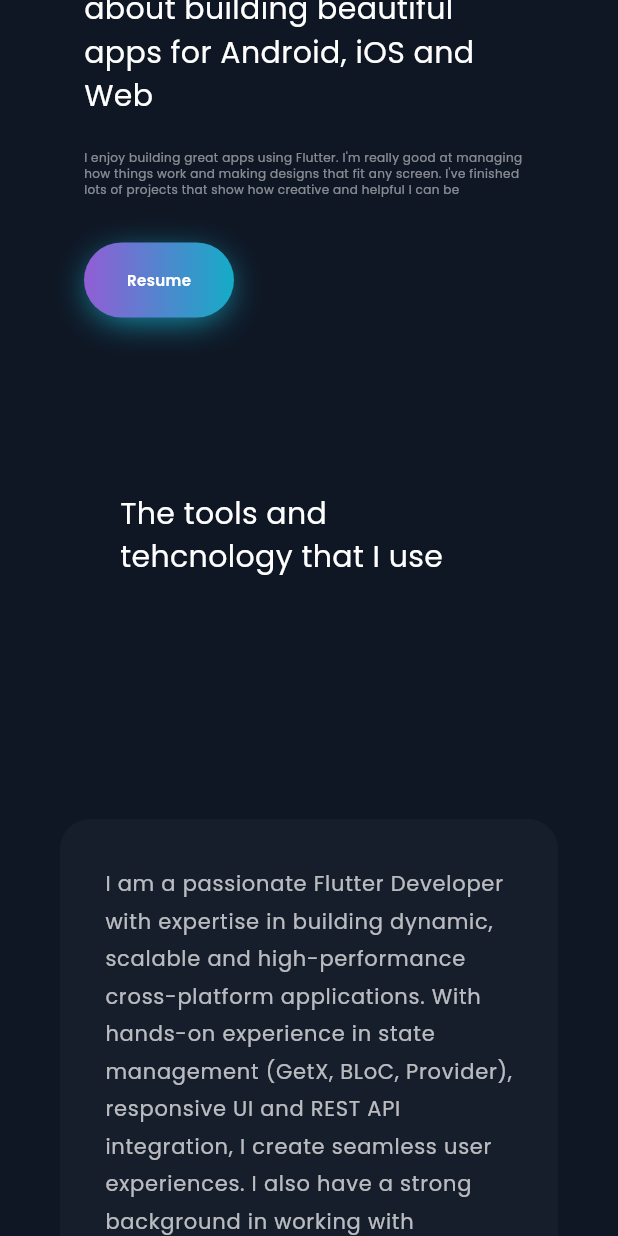
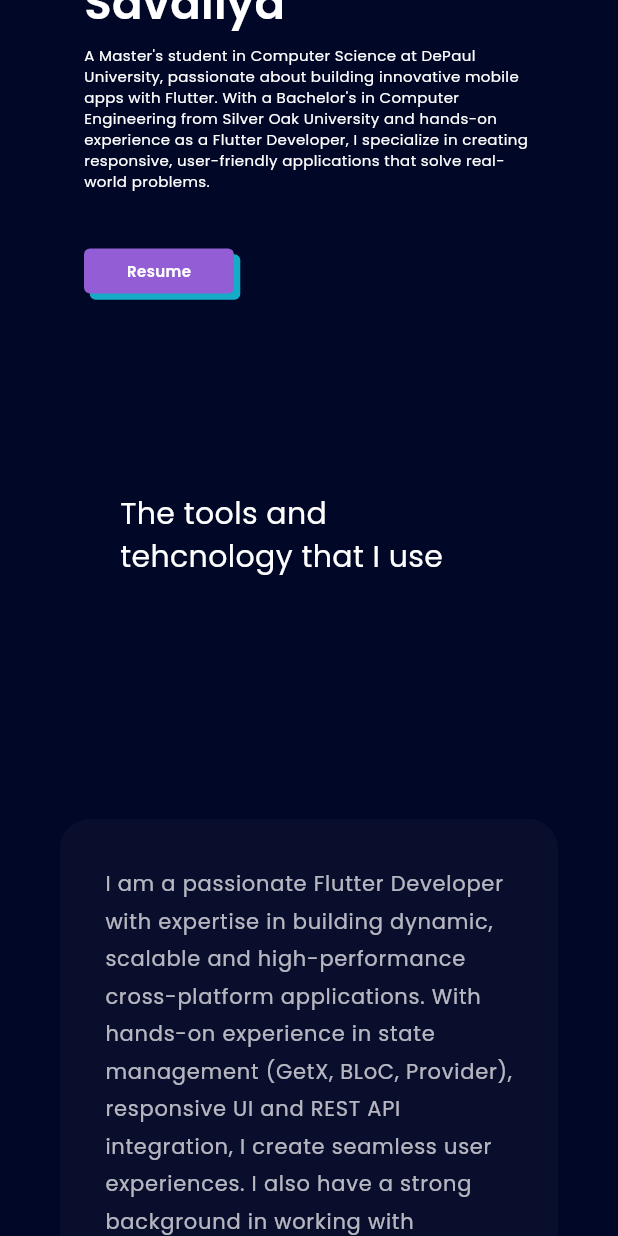
Before and after one commit to shivamsavaliya/shivam_portfolio, a Flutter app: the screen it shows after launch, scrolled down 576 dp, after a tap on "Resume", on a phone screen of 412 x 824 dp. Run offline on Flutter 3.47's test engine with Material 3 defaults, Android fonts, the phone set to English and light mode, and no system bars; our stand-ins replace cached_network_image, carousel_slider, flutter_dotenv, flutter_svg, font_awesome_flutter, get and 2 more; missing offline and left inert: device_frame, mouse_follower; accounts and stored records are empty; network calls fail.

Commit message:
Refactor controllers, update UI components and enhance app colors; add new features and improve responsiveness

```diff
--- a/lib/controllers/home_controller.dart
+++ b/lib/controllers/home_controller.dart
@@ -1,5 +1,7 @@
 import 'package:flutter/material.dart';
 import 'package:get/get.dart';
+import 'package:shivam_portfolio/controllers/tech_controller.dart';
+import '../models/svgimage_model.dart';
 import '../utils/responsive_layout.dart';
 
 class HomeController extends GetxController {
--- a/lib/controllers/intro_controller.dart
+++ b/lib/controllers/intro_controller.dart
@@ -1,54 +1,10 @@
 import 'dart:developer';
-import 'package:flutter/material.dart';
 import 'package:get/get.dart';
 import 'package:url_launcher/url_launcher.dart';
 import '../utils/app_constants.dart';
 
-class IntroController extends GetxController
-    with GetSingleTickerProviderStateMixin {
-  late AnimationController rotationController;
-  late Animation<double> rotationAnimation;
-  late Animation<double> scaleAnimation;
+class IntroController extends GetxController {
   String profilePic = '';
-
-  @override
-  void onInit() {
-    super.onInit();
-    _initializeAnimations();
-    startAnimations();
-  }
-
-  void _initializeAnimations() {
-    rotationController = AnimationController(
-      duration: const Duration(seconds: 2),
-      vsync: this,
-    );
-
-    rotationAnimation = Tween<double>(
-      begin: 0,
-      end: 2 * 3.14159,
-    ).animate(rotationController);
-
-    scaleAnimation = Tween<double>(
-      begin: 1.0,
-      end: 1.1,
-    ).animate(
-      CurvedAnimation(
-        parent: rotationController,
-        curve: Curves.easeInOut,
-      ),
-    );
-  }
-
-  void startAnimations() {
-    rotationController.repeat(reverse: true);
-  }
-
-  @override
-  void onClose() {
-    rotationController.dispose();
-    super.onClose();
-  }
 
   void downloadResume() async {
     final String fileName = "ShivamResume.pdf";
--- a/lib/controllers/tech_controller.dart
+++ b/lib/controllers/tech_controller.dart
@@ -1,7 +1,7 @@
+import 'dart:async';
 import 'dart:developer';
 import 'package:get/get.dart';
 import 'package:shivam_portfolio/models/svgimage_model.dart';
-
 import '../utils/app_constants.dart';
 
 class TechController extends GetxController {
--- a/lib/repo/data_repo.dart
+++ b/lib/repo/data_repo.dart
@@ -24,17 +24,22 @@ class DataRepo {
     DataModel(
       title: 'Wattvita',
       content:
-          "Designed the UI for WattVita, a smart home app built with Flutter using Provider for state management. Implemented features such as WiFi status check, interactive graphs for data visualization, a clean and intuitive interface, and a QR scanner for enhanced functionality.",
+          "Designed the UI for WattVita, a smart home app built with Flutter using Provider for state management. Implemented features such as WiFi status check, interactive graphs for data visualization, a clean and intuitive interface and QR scanner for enhanced functionality.",
     ),
     DataModel(
       title: 'UdhariPe',
       content:
-          "Designed a responsive UI for UdhariPe, a financial app built with Flutter. Integrated a gauge tracker to monitor user's finances, along with user profile, notifications, transaction history, and authentication screens. Added a QR code scanning feature for seamless transactions, enhancing usability and convenience.",
+          "Designed a responsive UI for UdhariPe, a financial app built with Flutter. Integrated a gauge tracker to monitor user's finances, along with user profile, notifications, transaction history and authentication screens. Added QR code scanning feature for seamless transactions, enhancing usability and convenience.",
     ),
     DataModel(
       title: 'Charnet',
       content:
-          "A mobile app available on the AppAdvice for locating nearby EV charging stations and viewing rates. Implemented WebSocket for real-time station availability and pricing updates. Integrated a secure payment gateway for seamless transactions and an automated invoicing system to generate receipts, enhancing the user experience.",
+          "A mobile app available on the AppAdvice for locating nearby EV charging stations and viewing rates. Implemented WebSocket for real-time station availability and pricing updates. Integrated a secure payment gateway for seamless transactions and automated invoicing system to generate receipts, enhancing the user experience.",
+    ),
+    DataModel(
+      title: 'Gemini App',
+      content:
+          "A Flutter app built with BLoC state management implemented from scratch, without relying on external packages. It efficiently manages state transitions, ensuring a structured and scalable architecture while maintaining a clean separation of concerns between UI, business logic and data layers.",
     ),
   ];
 }
--- a/lib/utils/app_colors.dart
+++ b/lib/utils/app_colors.dart
@@ -1,9 +1,11 @@
 import 'package:flutter/material.dart';
 
 class AppColors {
-  static Color bgColor = const Color(0xff0f1624);
+  static Color bgColor = const Color(0xff010727);
   static Color purple = const Color(0xff925dd5);
   static Color cyan = const Color(0xff14acc7);
+  static Color headerColor = const Color(0xff020E4A);
+  static Color sliderColor = const Color(0xff171E66);
 
   static final colorizeColors = [AppColors.purple, AppColors.cyan];
 
--- a/lib/widgets/custom_button.dart
+++ b/lib/widgets/custom_button.dart
@@ -16,18 +16,17 @@ class CustomButton extends StatelessWidget {
   Widget build(BuildContext context) {
     return Container(
       height: ResponsiveLayout.responsiveValue(
-          context: context, desktop: 80, mobile: 50, tablet: 60),
+          context: context, desktop: 50, mobile: 30),
       width: ResponsiveLayout.responsiveValue(
-          context: context, desktop: 200, mobile: 100, tablet: 150),
+          context: context, desktop: 180, mobile: 100),
       decoration: BoxDecoration(
-          borderRadius: BorderRadius.circular(40),
-          gradient: LinearGradient(colors: AppColors.colorizeColors),
+          borderRadius: BorderRadius.circular(4),
+          color: AppColors.purple,
           boxShadow: [
             BoxShadow(
-              blurRadius: 20,
               color: AppColors.cyan,
-              spreadRadius: -5,
-              offset: Offset(0, 5),
+              spreadRadius: 0.2,
+              offset: Offset(4, 4),
             ),
           ]),
       child: ClipRRect(
--- a/lib/widgets/intro_widget.dart
+++ b/lib/widgets/intro_widget.dart
@@ -1,10 +1,15 @@
+import 'dart:ui';
+
 import 'package:cached_network_image/cached_network_image.dart';
+import 'package:carousel_slider/carousel_slider.dart';
 import 'package:flutter/material.dart';
+import 'package:flutter_svg/flutter_svg.dart';
 import 'package:get/get.dart';
+import 'package:google_fonts/google_fonts.dart';
 import 'package:shivam_portfolio/controllers/intro_controller.dart';
 import 'package:shivam_portfolio/utils/app_colors.dart';
 import 'package:shivam_portfolio/widgets/custom_button.dart';
-import 'package:simple_gradient_text/simple_gradient_text.dart';
+import '../controllers/tech_controller.dart';
 import '../utils/responsive_layout.dart';
 
 class IntroWidget extends StatelessWidget {
@@ -13,9 +18,12 @@ class IntroWidget extends StatelessWidget {
   final IntroController controller =
       Get.put(IntroController(), permanent: false);
 
+  final TechController techController = Get.put(TechController());
+
   @override
   Widget build(BuildContext context) {
     controller.fetchProfile();
+
     return SizedBox(
       key: scrollKey,
       height: ResponsiveLayout.getScreenHeight(context),
@@ -32,206 +40,170 @@ class IntroWidget extends StatelessWidget {
                     height: 300,
                   ),
                 ),
-                _buildContent(context),
+                _buildContent(context, techController),
               ],
             )
           : Stack(
               children: [
-                _buildOuterCircle(context),
-                _buildInnerCircle(),
-                _buildProfileImage(),
-                _buildContent(context),
+                _buildCircle(context),
+                _buildProfileImage(context),
+                _buildContent(context, techController),
               ],
             ),
     );
   }
 
-  Widget _buildOuterCircle(BuildContext context) {
-    final circleSize = ResponsiveLayout.responsiveValue(
-      context: context,
-      desktop: 400,
-      tablet: 0,
-      mobile: 0,
-    );
-
-    BoxDecoration borderDecoration = BoxDecoration(
-      shape: BoxShape.circle,
-      border: Border.all(width: 1, color: Colors.white),
-    );
-
+  Widget _buildCircle(BuildContext context) {
     return Positioned(
       right: ResponsiveLayout.isMobile(context) ? 0 : 20,
-      top: ResponsiveLayout.responsiveValue(
-        context: context,
-        desktop: 100,
-        mobile: 0,
-      ),
-      child: GetBuilder<IntroController>(
-        id: 'outer_circle',
-        builder: (controller) => AnimatedBuilder(
-          animation: controller.rotationController,
+      top: ResponsiveLayout.responsiveValue(context: context, desktop: 100),
       child: Container(
-            width: 400,
-            height: 400,
-            decoration: borderDecoration,
-          ),
-          builder: (context, child) {
-            return Transform.scale(
-              scale: controller.scaleAnimation.value,
-              child: Transform.rotate(
-                angle: controller.rotationAnimation.value,
-                child: AnimatedContainer(
-                  duration: const Duration(milliseconds: 300),
-                  width: circleSize,
-                  height: circleSize,
+        width: 500,
+        height: 500,
         decoration: BoxDecoration(
           shape: BoxShape.circle,
-                    border: Border.all(color: Colors.transparent),
+          color: Colors.transparent,
+          border: Border.all(
+            color: Colors.white,
+            width: 1.5,
           ),
-                  child: ShaderMask(
-                    shaderCallback: (Rect bounds) {
-                      return SweepGradient(colors: AppColors.colorizeColors)
-                          .createShader(bounds);
-                    },
-                    child: child,
-                  ),
-                ),
-              ),
-            );
-          },
         ),
       ),
     );
   }
 
-  Widget _buildInnerCircle() {
-    const innerCircleSize = 120.0;
-
-    final boxDecoration = BoxDecoration(
-      boxShadow: [
-        BoxShadow(
-          color: AppColors.cyan,
-          blurRadius: 50,
-          spreadRadius: 1,
-        )
-      ],
-      shape: BoxShape.circle,
-      border: Border.all(color: Colors.transparent),
-      gradient: LinearGradient(colors: AppColors.colorizeColors),
-    );
-
+  Widget _buildProfileImage(BuildContext context) {
     return Positioned(
-      right: 10,
-      top: 100,
-      child: GetBuilder<IntroController>(
-        id: 'inner_circle',
-        builder: (controller) => AnimatedBuilder(
-          animation: controller.rotationController,
-          child: Container(
-            width: innerCircleSize,
-            height: innerCircleSize,
-            decoration: boxDecoration,
+      right: ResponsiveLayout.isMobile(context) ? 0 : 40,
+      top: ResponsiveLayout.responsiveValue(context: context, desktop: 50),
+      child: ClipRRect(
+        borderRadius: BorderRadius.only(
+          bottomLeft: Radius.circular(100),
+          bottomRight: Radius.circular(100),
         ),
-          builder: (context, child) {
-            return Transform.scale(
-              scale: controller.scaleAnimation.value,
-              child: Transform.rotate(
-                angle: controller.rotationAnimation.value,
-                child: child,
-              ),
-            );
-          },
+        child: CachedNetworkImage(
+          imageUrl: controller.profilePic,
+          width: 460,
+          height: 460,
+          fit: BoxFit.cover,
         ),
       ),
     );
   }
 
-  Widget _buildProfileImage() {
-    return Positioned(
-      top: 90,
-      right: 50,
-      child: ClipRRect(
-        borderRadius: BorderRadius.circular(300),
-        child: CachedNetworkImage(
-          imageUrl: controller.profilePic,
-          width: 300,
-          height: 300,
-        ),
-      ),
-    );
-  }
-
-  Widget _buildContent(BuildContext context) {
+  Widget _buildContent(BuildContext context, TechController techController) {
     return SizedBox(
       width: ResponsiveLayout.responsiveValue(
         context: context,
-        desktop: 700,
+        desktop: 550,
         mobile: 300,
       ),
       child: Column(
         crossAxisAlignment: CrossAxisAlignment.start,
         mainAxisAlignment: MainAxisAlignment.center,
+        spacing: 6,
         children: [
-          GradientText(
-            "Hello, I'm Shivam",
-            colors: [
-              AppColors.purple,
-              AppColors.cyan,
-            ],
-            style: TextStyle(
+          Text(
+            "Hi there,",
+            softWrap: true,
+            style: GoogleFonts.arizonia(
+              color: AppColors.purple,
               fontSize: ResponsiveLayout.responsiveValue(
                 context: context,
                 desktop: 50,
                 mobile: 30,
               ),
-              fontWeight: FontWeight.w600,
             ),
           ),
           Text(
-            "Flutter Developer",
+            "I'm Shivam Savaliya",
             softWrap: true,
             style: TextStyle(
               fontSize: ResponsiveLayout.responsiveValue(
                 context: context,
-                desktop: 50,
+                desktop: 40,
                 mobile: 30,
               ),
+              color: Colors.white,
               fontWeight: FontWeight.w600,
+            ),
+          ),
+          Align(
+            alignment: Alignment.centerLeft,
+            child: Text(
+              "A Master's student in Computer Science at DePaul University, passionate about building innovative mobile apps with Flutter. With a Bachelor's in Computer Engineering from Silver Oak University and hands-on experience as a Flutter Developer, I specialize in creating responsive, user-friendly applications that solve real-world problems.",
+              softWrap: true,
+              style: TextStyle(
                 color: Colors.white,
+                fontSize: ResponsiveLayout.responsiveValue(
+                  context: context,
+                  desktop: 14,
+                  mobile: 10,
+                ),
+              ),
             ),
           ),
           SizedBox(height: 20),
-          Text(
-            "Flutter Developer passionate about building beautiful apps for Android, iOS and Web",
-            softWrap: true,
-            style: TextStyle(
-              fontSize: ResponsiveLayout.responsiveValue(
+          ResponsiveLayout.isDesktop(context)
+              ? SizedBox(
+                  height: 80,
+                  width: double.maxFinite,
+                  child: FutureBuilder(
+                    future: techController.fetchSvgImages(),
+                    builder: (context, snapshot) {
+                      if (!snapshot.hasData || snapshot.data!.isEmpty) {
+                        return const Center(child: Text("No data found."));
+                      }
+                      final svgList = snapshot.data!;
+                      return CarouselSlider.builder(
+                        itemCount: svgList.length,
+                        itemBuilder: (context, index, realIndex) {
+                          final svg = svgList[index];
+                          return Container(
+                            padding: const EdgeInsets.all(8),
+                            decoration: BoxDecoration(
+                              color: AppColors.sliderColor,
+                              borderRadius: BorderRadius.circular(6),
+                            ),
+                            child: SvgPicture.memory(
+                              svg.svgImage,
+                              fit: BoxFit.contain,
+                              width: ResponsiveLayout.responsiveValue(
                                 context: context,
-                desktop: 30,
-                mobile: 20,
+                                desktop: 80,
+                                mobile: 50,
                               ),
-              color: Colors.white,
+                              height: ResponsiveLayout.responsiveValue(
+                                context: context,
+                                desktop: 80,
+                                mobile: 50,
                               ),
                             ),
-          SizedBox(height: 20),
-          Align(
-            alignment: Alignment.centerLeft,
-            child: Text(
-              "I enjoy building great apps using Flutter. I'm really good at managing how things work and making designs that fit any screen. I've finished lots of projects that show how creative and helpful I can be",
-              softWrap: true,
-              style: TextStyle(
-                  color: Colors.white.withValues(alpha: 0.5),
-                  fontSize: ResponsiveLayout.responsiveValue(
-                    context: context,
-                    desktop: 14,
-                    mobile: 8,
-                  )),
+                          );
+                        },
+                        options: CarouselOptions(
+                          autoPlay: true,
+                          autoPlayInterval: const Duration(milliseconds: 2000),
+                          autoPlayAnimationDuration:
+                              const Duration(milliseconds: 2000),
+                          autoPlayCurve: Curves.linear,
+                          viewportFraction: 0.2,
+                          enableInfiniteScroll: true,
+                          scrollDirection: Axis.horizontal,
                         ),
+                      );
+                    },
                   ),
-          SizedBox(height: 30),
-          CustomButton(
+                )
+              : Container(),
+          Container(
+            margin: ResponsiveLayout.isDesktop(context)
+                ? EdgeInsets.only(top: 30)
+                : null,
+            child: CustomButton(
               onTap: controller.downloadResume,
               title: 'Resume',
+            ),
           ),
         ],
       ),
```
Also changed, not shown: lib/widgets/header.dart (+5 -15 lines), pubspec.yaml (+3 -52 lines), assets/images/profile.png. Lines whose indentation alone changed are shown as unchanged.
